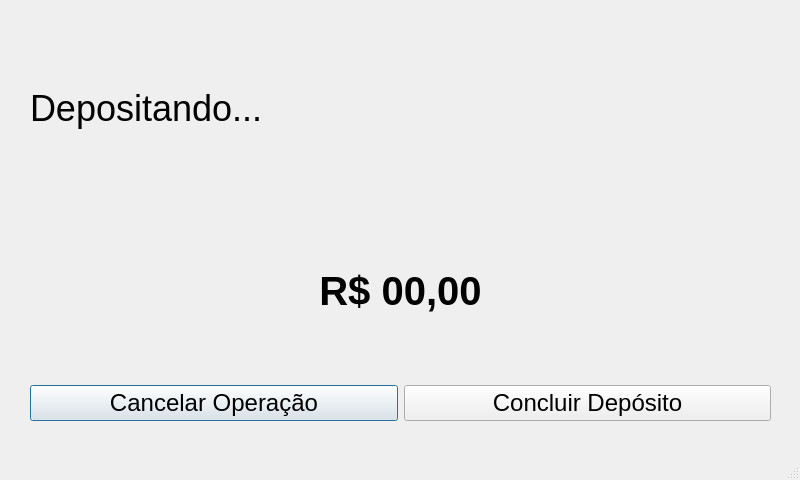
Old version of the form Front/UIs/telaDeDeposito.ui in the repository pedrogjmesquita/BCTPactual.
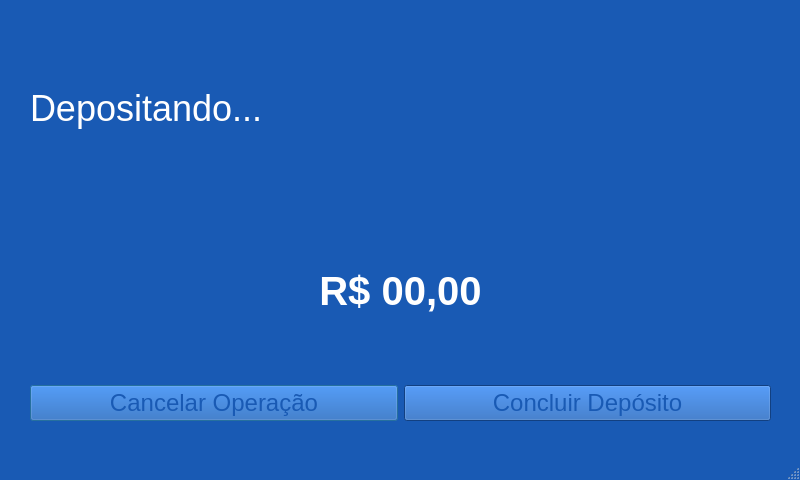
New version of the form. Icons and pictures are not drawn.

Commit message: Add logo.qrc and fix file paths in menuPrincipal.py and telaDeDeposito.py

Patch:
```diff
--- a/Front/UIs/telaDeDeposito.ui
+++ b/Front/UIs/telaDeDeposito.ui
@@ -22,6 +22,151 @@
     <height>16777215</height>
    </size>
   </property>
+  <property name="palette">
+   <palette>
+    <active>
+     <colorrole role="WindowText">
+      <brush brushstyle="SolidPattern">
+       <color alpha="255">
+        <red>255</red>
+        <green>255</green>
+        <blue>255</blue>
+       </color>
+      </brush>
+     </colorrole>
+     <colorrole role="Button">
+      <brush brushstyle="SolidPattern">
+       <color alpha="255">
+        <red>25</red>
+        <green>90</green>
+        <blue>180</blue>
+       </color>
+      </brush>
+     </colorrole>
+     <colorrole role="ButtonText">
+      <brush brushstyle="SolidPattern">
+       <color alpha="255">
+        <red>25</red>
+        <green>90</green>
+        <blue>180</blue>
+       </color>
+      </brush>
+     </colorrole>
+     <colorrole role="Base">
+      <brush brushstyle="SolidPattern">
+       <color alpha="255">
+        <red>25</red>
+        <green>90</green>
+        <blue>180</blue>
+       </color>
+      </brush>
+     </colorrole>
+     <colorrole role="Window">
+      <brush brushstyle="SolidPattern">
+       <color alpha="255">
+        <red>25</red>
+        <green>90</green>
+        <blue>180</blue>
+       </color>
+      </brush>
+     </colorrole>
+    </active>
+    <inactive>
+     <colorrole role="WindowText">
+      <brush brushstyle="SolidPattern">
+       <color alpha="255">
+        <red>255</red>
+        <green>255</green>
+        <blue>255</blue>
+       </color>
+      </brush>
+     </colorrole>
+     <colorrole role="Button">
+      <brush brushstyle="SolidPattern">
+       <color alpha="255">
+        <red>25</red>
+        <green>90</green>
+        <blue>180</blue>
+       </color>
+      </brush>
+     </colorrole>
+     <colorrole role="ButtonText">
+      <brush brushstyle="SolidPattern">
+       <color alpha="255">
+        <red>25</red>
+        <green>90</green>
+        <blue>180</blue>
+       </color>
+      </brush>
+     </colorrole>
+     <colorrole role="Base">
+      <brush brushstyle="SolidPattern">
+       <color alpha="255">
+        <red>25</red>
+        <green>90</green>
+        <blue>180</blue>
+       </color>
+      </brush>
+     </colorrole>
+     <colorrole role="Window">
+      <brush brushstyle="SolidPattern">
+       <color alpha="255">
+        <red>25</red>
+        <green>90</green>
+        <blue>180</blue>
+       </color>
+      </brush>
+     </colorrole>
+    </inactive>
+    <disabled>
+     <colorrole role="WindowText">
+      <brush brushstyle="SolidPattern">
+       <color alpha="255">
+        <red>120</red>
+        <green>120</green>
+        <blue>120</blue>
+       </color>
+      </brush>
+     </colorrole>
+     <colorrole role="Button">
+      <brush brushstyle="SolidPattern">
+       <color alpha="255">
+        <red>25</red>
+        <green>90</green>
+        <blue>180</blue>
+       </color>
+      </brush>
+     </colorrole>
+     <colorrole role="ButtonText">
+      <brush brushstyle="SolidPattern">
+       <color alpha="255">
+        <red>120</red>
+        <green>120</green>
+        <blue>120</blue>
+       </color>
+      </brush>
+     </colorrole>
+     <colorrole role="Base">
+      <brush brushstyle="SolidPattern">
+       <color alpha="255">
+        <red>25</red>
+        <green>90</green>
+        <blue>180</blue>
+       </color>
+      </brush>
+     </colorrole>
+     <colorrole role="Window">
+      <brush brushstyle="SolidPattern">
+       <color alpha="255">
+        <red>25</red>
+        <green>90</green>
+        <blue>180</blue>
+       </color>
+      </brush>
+     </colorrole>
+    </disabled>
+   </palette>
+  </property>
   <property name="contextMenuPolicy">
    <enum>Qt::DefaultContextMenu</enum>
   </property>
@@ -58,22 +203,130 @@
       <enum>QLayout::SetMaximumSize</enum>
      </property>
      <item>
-      <widget class="QLabel" name="label">
-       <property name="enabled">
-        <bool>true</bool>
-       </property>
-       <property name="font">
-        <font>
-         <pointsize>27</pointsize>
-        </font>
-       </property>
-       <property name="text">
-        <string>Depositando...</string>
-       </property>
-      </widget>
+      <layout class="QHBoxLayout" name="horizontalLayout">
+       <item>
+        <widget class="QLabel" name="label">
+         <property name="enabled">
+          <bool>true</bool>
+         </property>
+         <property name="font">
+          <font>
+           <pointsize>27</pointsize>
+          </font>
+         </property>
+         <property name="text">
+          <string>Depositando...</string>
+         </property>
+        </widget>
+       </item>
+       <item>
+        <widget class="QLabel" name="label_3">
+         <property name="text">
+          <string/>
+         </property>
+         <property name="pixmap">
+          <pixmap>bct-transformed 100.jpg</pixmap>
+         </property>
+         <property name="alignment">
+          <set>Qt::AlignRight|Qt::AlignTrailing|Qt::AlignVCenter</set>
+         </property>
+        </widget>
+       </item>
+      </layout>
      </item>
      <item>
       <widget class="QLabel" name="label_2">
+       <property name="palette">
+        <palette>
+         <active>
+          <colorrole role="Button">
+           <brush brushstyle="SolidPattern">
+            <color alpha="255">
+             <red>30</red>
+             <green>112</green>
+             <blue>220</blue>
+            </color>
+           </brush>
+          </colorrole>
+          <colorrole role="Base">
+           <brush brushstyle="SolidPattern">
+            <color alpha="255">
+             <red>25</red>
+             <green>90</green>
+             <blue>180</blue>
+            </color>
+           </brush>
+          </colorrole>
+          <colorrole role="Window">
+           <brush brushstyle="SolidPattern">
+            <color alpha="255">
+             <red>25</red>
+             <green>90</green>
+             <blue>180</blue>
+            </color>
+           </brush>
+          </colorrole>
+         </active>
+         <inactive>
+          <colorrole role="Button">
+           <brush brushstyle="SolidPattern">
+            <color alpha="255">
+             <red>30</red>
+             <green>112</green>
+             <blue>220</blue>
+            </color>
+           </brush>
+          </colorrole>
+          <colorrole role="Base">
+           <brush brushstyle="SolidPattern">
+            <color alpha="255">
+             <red>25</red>
+             <green>90</green>
+             <blue>180</blue>
+            </color>
+           </brush>
+          </colorrole>
+          <colorrole role="Window">
+           <brush brushstyle="SolidPattern">
+            <color alpha="255">
+             <red>25</red>
+             <green>90</green>
+             <blue>180</blue>
+            </color>
+           </brush>
+          </colorrole>
+         </inactive>
+         <disabled>
+          <colorrole role="Button">
+           <brush brushstyle="SolidPattern">
+            <color alpha="255">
+             <red>30</red>
+             <green>112</green>
+             <blue>220</blue>
+            </color>
+           </brush>
+          </colorrole>
+          <colorrole role="Base">
+           <brush brushstyle="SolidPattern">
+            <color alpha="255">
+             <red>25</red>
+             <green>90</green>
+             <blue>180</blue>
+            </color>
+           </brush>
+          </colorrole>
+          <colorrole role="Window">
+           <brush brushstyle="SolidPattern">
+            <color alpha="255">
+             <red>25</red>
+             <green>90</green>
+             <blue>180</blue>
+            </color>
+           </brush>
+          </colorrole>
+         </disabled>
+        </palette>
+       </property>
        <property name="font">
         <font>
          <pointsize>30</pointsize>
```
The commit also changes 11 other files.
